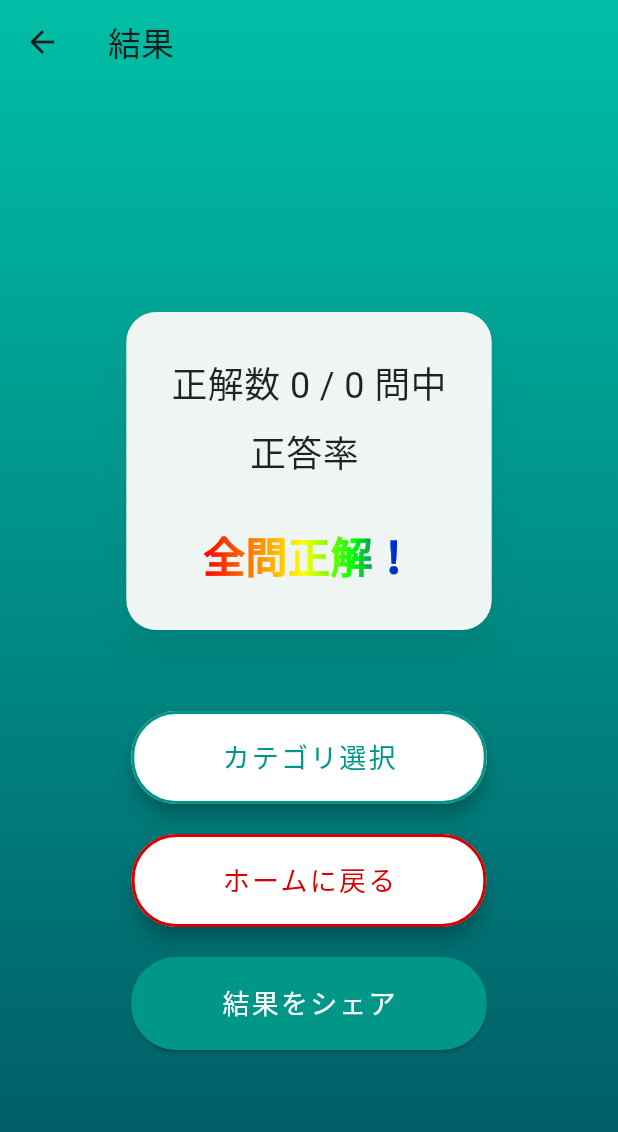
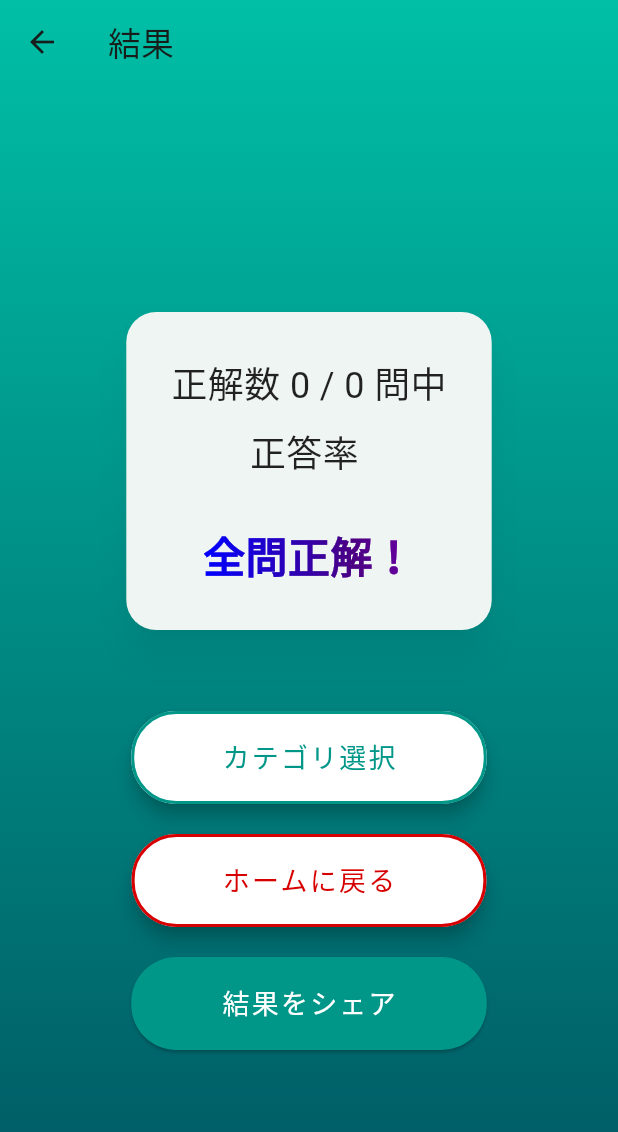
Before and after one commit to HANAUTA/2024_hal_fe_app, a Flutter app: the ResultPage screen opened directly with empty values, on a phone screen of 412 x 824 dp. Shown: the top 1132 px of the screen. Run offline on Flutter 3.47's test engine with Material 3 defaults, Android fonts, the phone set to English and light mode, and no system bars; our stand-ins replace cloud_firestore, firebase_core, share_plus, sqflite, vibration; accounts and stored records are empty.

Commit message:
進捗バーのアニメーション追加、全問正解の色変更

```diff
--- a/lib/pages/result_page.dart
+++ b/lib/pages/result_page.dart
@@ -67,10 +67,10 @@ class _ResultPageState extends State<ResultPage> with SingleTickerProviderStateM
     // グラデーションの定義
     final Shader linearGradient = const LinearGradient(
       colors: <Color>[
-        Color(0xFFFF0000), // 赤
-        Color(0xFFFF7F00), // 橙
-        Color(0xFFFFFE00), // 黄
-        Color(0xFF00FF00), // 緑
+        // Color(0xFFFF0000), // 赤
+        // Color(0xFFFF7F00), // 橙
+        // Color(0xFFFFFE00), // 黄
+        // Color(0xFF00FF01), // 緑
         Color(0xFF0000FF), // 青
         Color(0xFF4B0082), // 藍
         Color(0xFF9400D3), // 紫
```
Also changed, not shown: lib/pages/category_page.dart (+11 -9 lines), lib/pages/top_page.dart (+11 -9 lines).
